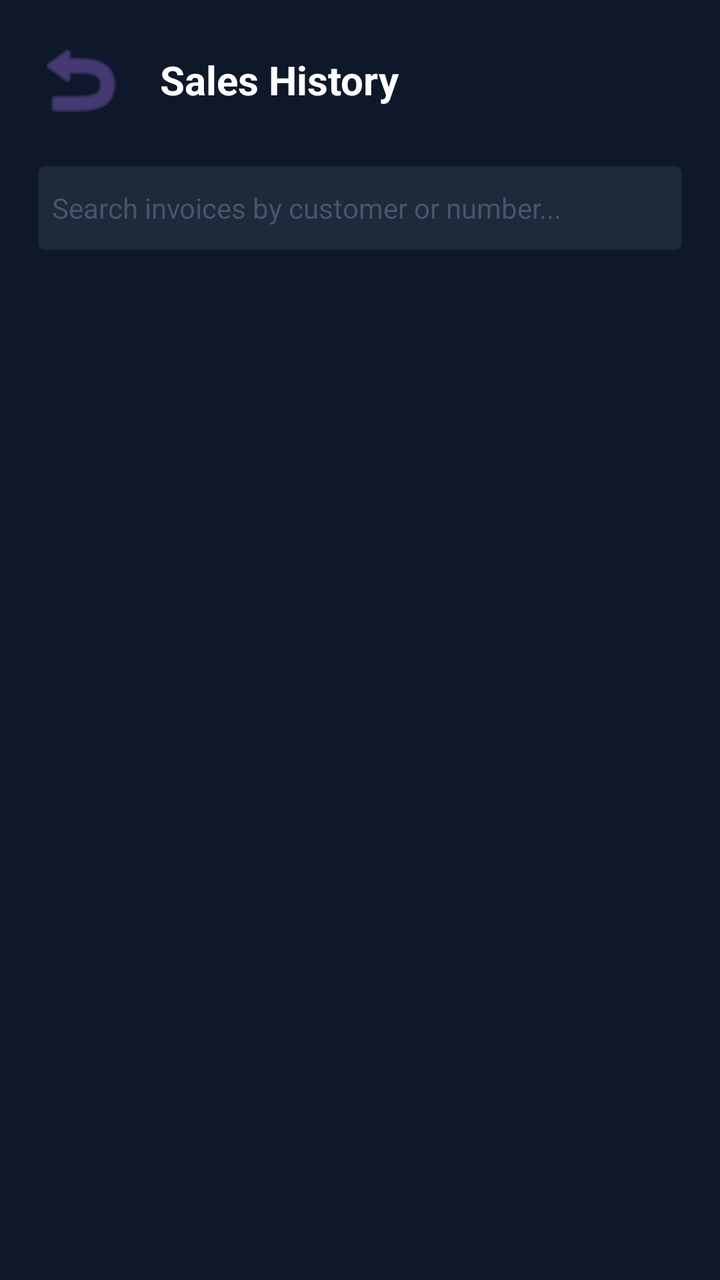
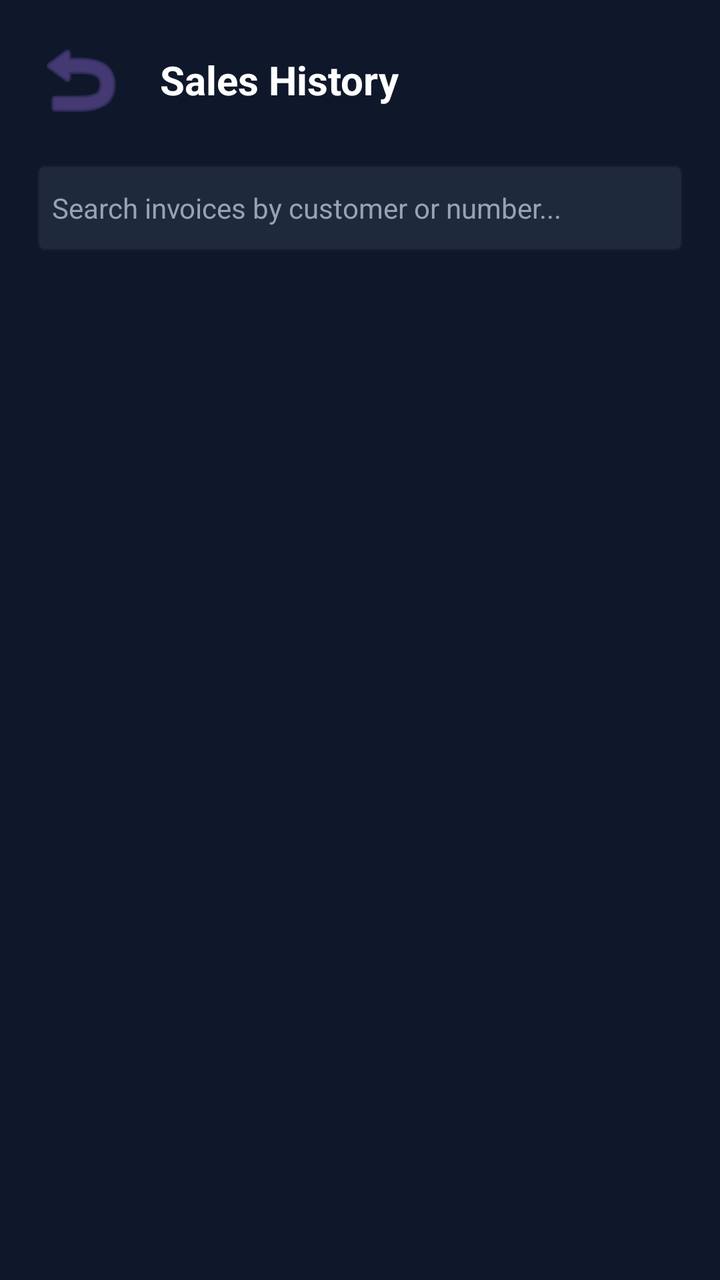

An Android layout rendered at two revisions. The XML below is the earlier revision; the diff shows what the commit changed to produce the second picture.
<!-- AndroidManifest.xml: application theme Theme.Curtiss -->
<!-- res/layout/activity_history.xml -->
<?xml version="1.0" encoding="utf-8"?>
<FrameLayout xmlns:android="http://schemas.android.com/apk/res/android"
    android:layout_width="match_parent"
    android:layout_height="match_parent"
    android:background="#0F172A">

    <LinearLayout
        android:layout_width="match_parent"
        android:layout_height="match_parent"
        android:orientation="vertical"
        android:padding="16dp">

        
        <RelativeLayout
            android:layout_width="match_parent"
            android:layout_height="wrap_content"
            android:layout_marginBottom="16dp">

            <Button
                android:id="@+id/btnBack"
                android:layout_width="48dp"
                android:layout_height="48dp"
                android:background="@android:drawable/ic_menu_revert"
                android:backgroundTint="#FFFFFF" />

            <TextView
                android:layout_width="wrap_content"
                android:layout_height="wrap_content"
                android:layout_centerVertical="true"
                android:layout_toEndOf="@id/btnBack"
                android:layout_marginStart="16dp"
                android:text="Sales History"
                android:textColor="#FFFFFF"
                android:textSize="20sp"
                android:textStyle="bold" />

        </RelativeLayout>

        
        <EditText
            android:id="@+id/edtInvoiceSearch"
            android:layout_width="match_parent"
            android:layout_height="48dp"
            android:layout_marginBottom="16dp"
            android:background="@android:drawable/editbox_background_normal"
            android:backgroundTint="#1E293B"
            android:hint="Search invoices by customer or number..."
            android:textColor="#FFFFFF"
            android:textColorHint="#475569"
            android:textSize="14sp"
            android:paddingLeft="10dp" />

        
        <ListView
            android:id="@+id/lstInvoices"
            android:layout_width="match_parent"
            android:layout_height="match_parent"
            android:divider="#1E293B"
            android:dividerHeight="8dp" />

    </LinearLayout>

    
    <RelativeLayout
        android:id="@+id/layoutInvoiceDetailOverlay"
        android:layout_width="match_parent"
        android:layout_height="match_parent"
        android:background="#E00F172A"
        android:clickable="true"
        android:focusable="true"
        android:visibility="gone"
        android:padding="24dp">

        <LinearLayout
            android:layout_width="match_parent"
            android:layout_height="wrap_content"
            android:layout_centerInParent="true"
            android:background="@android:drawable/dialog_holo_dark_frame"
            android:backgroundTint="#1E293B"
            android:orientation="vertical"
            android:padding="24dp">

            <TextView
                android:id="@+id/txtDetailInvNumber"
                android:layout_width="wrap_content"
                android:layout_height="wrap_content"
                android:text="INVOICE: INV-OFFLINE-XXXX"
                android:textColor="#0066CC"
                android:textSize="16sp"
                android:textStyle="bold" />

            <TextView
                android:id="@+id/txtDetailInvCust"
                android:layout_width="wrap_content"
                android:layout_height="wrap_content"
                android:text="Customer Name"
                android:textColor="#94A3B8"
                android:textSize="13sp"
                android:layout_marginTop="4dp" />

            
            <ListView
                android:id="@+id/lstDetailItems"
                android:layout_width="match_parent"
                android:layout_height="180dp"
                android:layout_marginTop="16dp"
                android:divider="#334155"
                android:dividerHeight="1dp" />

            
            <LinearLayout
                android:layout_width="match_parent"
                android:layout_height="wrap_content"
                android:orientation="vertical"
                android:layout_marginTop="16dp">

                <RelativeLayout
                    android:layout_width="match_parent"
                    android:layout_height="wrap_content">

                    <TextView
                        android:layout_width="wrap_content"
                        android:layout_height="wrap_content"
                        android:text="Subtotal:"
                        android:textColor="#94A3B8"
                        android:textSize="13sp" />

                    <TextView
                        android:id="@+id/txtDetailSubtotal"
                        android:layout_width="wrap_content"
                        android:layout_height="wrap_content"
                        android:layout_alignParentEnd="true"
                        android:text="LKR 0.00"
                        android:textColor="#FFFFFF"
                        android:textSize="13sp" />

                </RelativeLayout>

                <RelativeLayout
                    android:layout_width="match_parent"
                    android:layout_height="wrap_content"
                    android:layout_marginTop="8dp">

                    <TextView
                        android:layout_width="wrap_content"
                        android:layout_height="wrap_content"
                        android:text="Discounts Given:"
                        android:textColor="#94A3B8"
                        android:textSize="13sp" />

                    <TextView
                        android:id="@+id/txtDetailDiscount"
                        android:layout_width="wrap_content"
                        android:layout_height="wrap_content"
                        android:layout_alignParentEnd="true"
                        android:text="LKR 0.00"
                        android:textColor="#EF4444"
                        android:textSize="13sp" />

                </RelativeLayout>

                <RelativeLayout
                    android:layout_width="match_parent"
                    android:layout_height="wrap_content"
                    android:layout_marginTop="8dp">

                    <TextView
                        android:layout_width="wrap_content"
                        android:layout_height="wrap_content"
                        android:text="VAT (18% included):"
                        android:textColor="#94A3B8"
                        android:textSize="13sp" />

                    <TextView
                        android:id="@+id/txtDetailTax"
                        android:layout_width="wrap_content"
                        android:layout_height="wrap_content"
                        android:layout_alignParentEnd="true"
                        android:text="LKR 0.00"
                        android:textColor="#FFFFFF"
                        android:textSize="13sp" />

                </RelativeLayout>

                <View
                    android:layout_width="match_parent"
                    android:layout_height="1dp"
                    android:background="#334155"
                    android:layout_marginTop="12dp"
                    android:layout_marginBottom="12dp" />

                <RelativeLayout
                    android:layout_width="match_parent"
                    android:layout_height="wrap_content">

                    <TextView
                        android:layout_width="wrap_content"
                        android:layout_height="wrap_content"
                        android:text="NET TOTAL:"
                        android:textColor="#FFFFFF"
                        android:textSize="14sp"
                        android:textStyle="bold" />

                    <TextView
                        android:id="@+id/txtDetailNetTotal"
                        android:layout_width="wrap_content"
                        android:layout_height="wrap_content"
                        android:layout_alignParentEnd="true"
                        android:text="LKR 0.00"
                        android:textColor="#10B981"
                        android:textSize="15sp"
                        android:textStyle="bold" />

                </RelativeLayout>

            </LinearLayout>

            
            <Button
                android:id="@+id/btnCloseDetail"
                android:layout_width="match_parent"
                android:layout_height="48dp"
                android:layout_marginTop="20dp"
                android:backgroundTint="#0066CC"
                android:text="Close Details"
                android:textColor="#FFFFFF" />

        </LinearLayout>

    </RelativeLayout>

</FrameLayout>
<!-- resources referenced by this layout -->
<resources>
  <style name="Theme.Curtiss" parent="Base.Theme.Curtiss" />
  <style name="Base.Theme.Curtiss" parent="Theme.Material3.DayNight.NoActionBar">
          
          
      </style>
</resources>

<!-- the commit's change to res/layout/activity_history.xml (unified diff, before → after) -->
@@ -46,7 +46,7 @@
             android:backgroundTint="#1E293B"
             android:hint="Search invoices by customer or number..."
             android:textColor="#FFFFFF"
-            android:textColorHint="#475569"
+            android:textColorHint="#94A3B8"
             android:textSize="14sp"
             android:paddingLeft="10dp" />
 
@@ -85,7 +85,7 @@
                 android:layout_width="wrap_content"
                 android:layout_height="wrap_content"
                 android:text="INVOICE: INV-OFFLINE-XXXX"
-                android:textColor="#0066CC"
+                android:textColor="#3B82F6"
                 android:textSize="16sp"
                 android:textStyle="bold" />
 
@@ -94,7 +94,7 @@
                 android:layout_width="wrap_content"
                 android:layout_height="wrap_content"
                 android:text="Customer Name"
-                android:textColor="#94A3B8"
+                android:textColor="#CBD5E1"
                 android:textSize="13sp"
                 android:layout_marginTop="4dp" />
 
@@ -122,7 +122,7 @@
                         android:layout_width="wrap_content"
                         android:layout_height="wrap_content"
                         android:text="Subtotal:"
-                        android:textColor="#94A3B8"
+                        android:textColor="#CBD5E1"
                         android:textSize="13sp" />
 
                     <TextView
@@ -145,7 +145,7 @@
                         android:layout_width="wrap_content"
                         android:layout_height="wrap_content"
                         android:text="Discounts Given:"
-                        android:textColor="#94A3B8"
+                        android:textColor="#CBD5E1"
                         android:textSize="13sp" />
 
                     <TextView
@@ -168,7 +168,7 @@
                         android:layout_width="wrap_content"
                         android:layout_height="wrap_content"
                         android:text="VAT (18% included):"
-                        android:textColor="#94A3B8"
+                        android:textColor="#CBD5E1"
                         android:textSize="13sp" />
 
                     <TextView
@@ -221,7 +221,7 @@
                 android:layout_width="match_parent"
                 android:layout_height="48dp"
                 android:layout_marginTop="20dp"
-                android:backgroundTint="#0066CC"
+                android:backgroundTint="#3B82F6"
                 android:text="Close Details"
                 android:textColor="#FFFFFF" />
 
